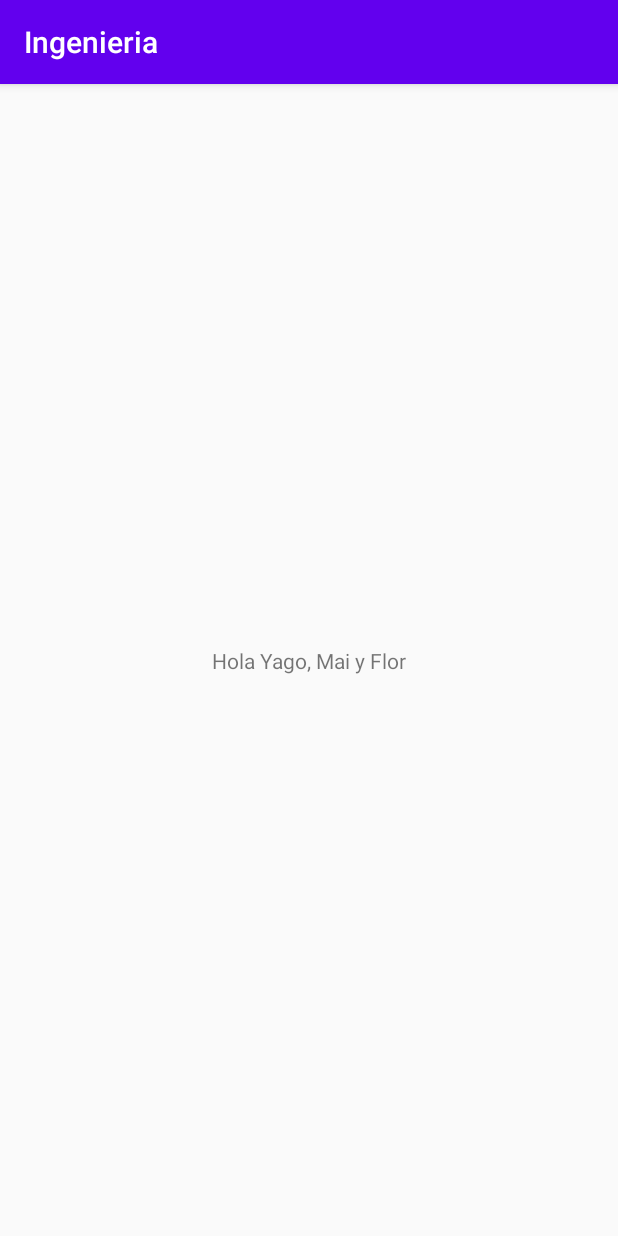
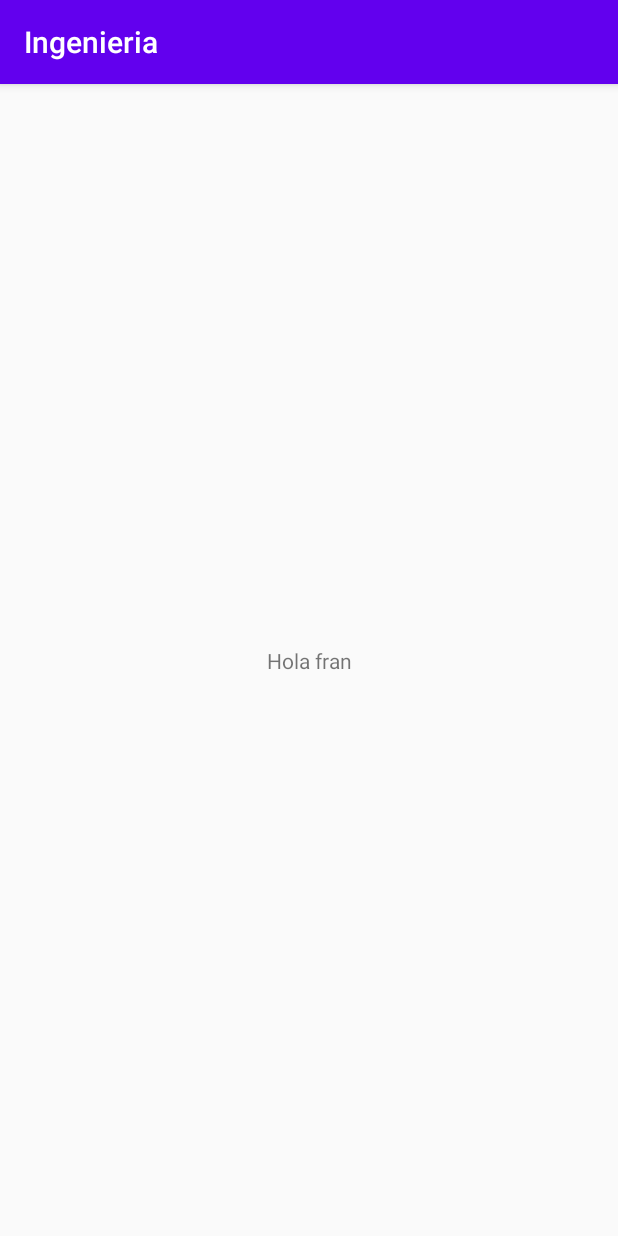
Before and after one commit to franciscoiarussi/Ingenieria, an Android app: the screen it shows after launch (MainActivity), on a phone screen of 412 x 824 dp. Run offline under Robolectric (Android 15) with nearby library versions, the phone set to English and light mode, and no system bars.

Commit message:
Cambie texto

```diff
--- a/app/src/main/res/layout/activity_main.xml
+++ b/app/src/main/res/layout/activity_main.xml
@@ -9,7 +9,7 @@
     <TextView
         android:layout_width="wrap_content"
         android:layout_height="wrap_content"
-        android:text="@string/hola_yago_mai_y_flor"
+        android:text="Hola fran"
         app:layout_constraintBottom_toBottomOf="parent"
         app:layout_constraintLeft_toLeftOf="parent"
         app:layout_constraintRight_toRightOf="parent"
```
